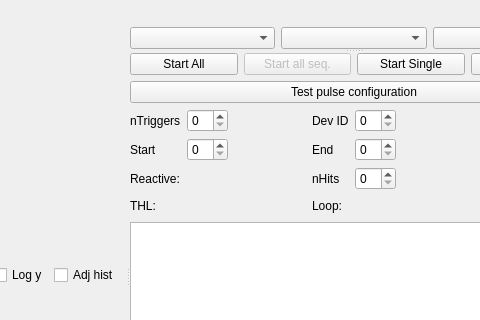
Before: the Qt Designer form SpidrMpx3Eq/qcstmequalization.ui in navrit/dexter, drawn with Qt 5; both pictures show x 115 to 595 and y 0 to 320 of the 704 by 551 pixel window.
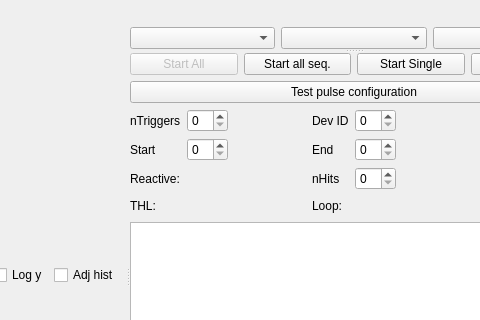
After: the same form once the commit is applied. Custom widgets are drawn as their Qt base class.

```diff
--- a/SpidrMpx3Eq/qcstmequalization.ui
+++ b/SpidrMpx3Eq/qcstmequalization.ui
@@ -160,6 +160,9 @@
          <layout class="QHBoxLayout" name="horizontalLayout">
           <item>
            <widget class="QPushButton" name="_startEqAll">
+            <property name="enabled">
+             <bool>false</bool>
+            </property>
             <property name="toolTip">
              <string>&lt;html&gt;&lt;head/&gt;&lt;body&gt;&lt;p&gt;Start all chips&lt;/p&gt;&lt;/body&gt;&lt;/html&gt;</string>
             </property>
@@ -174,7 +177,7 @@
           <item>
            <widget class="QPushButton" name="_startEqAllSequential">
             <property name="enabled">
-             <bool>false</bool>
+             <bool>true</bool>
             </property>
             <property name="text">
              <string>Start all seq.</string>
```
